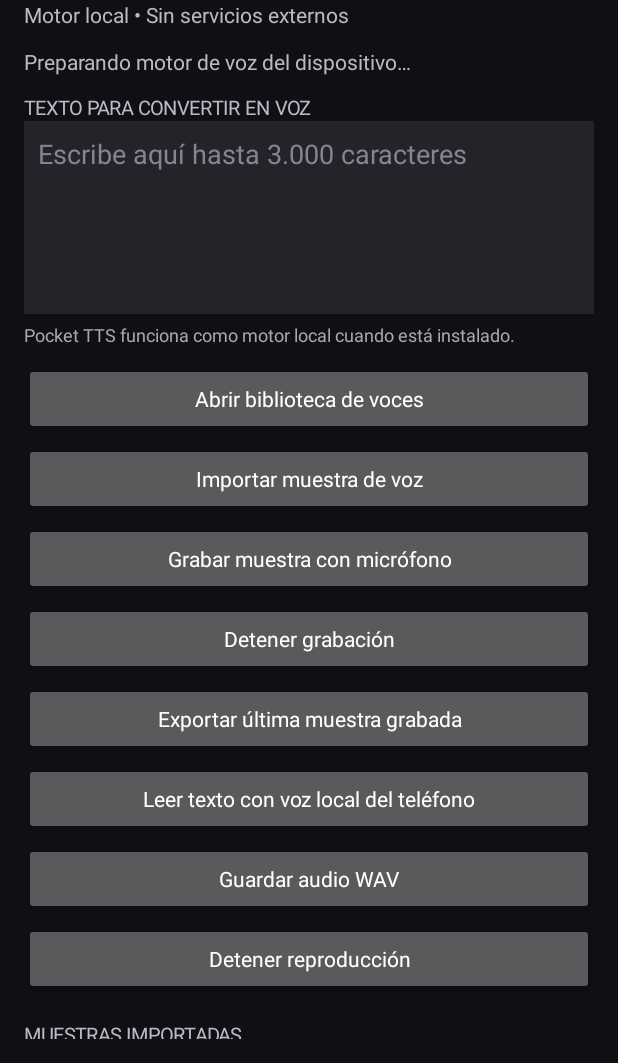
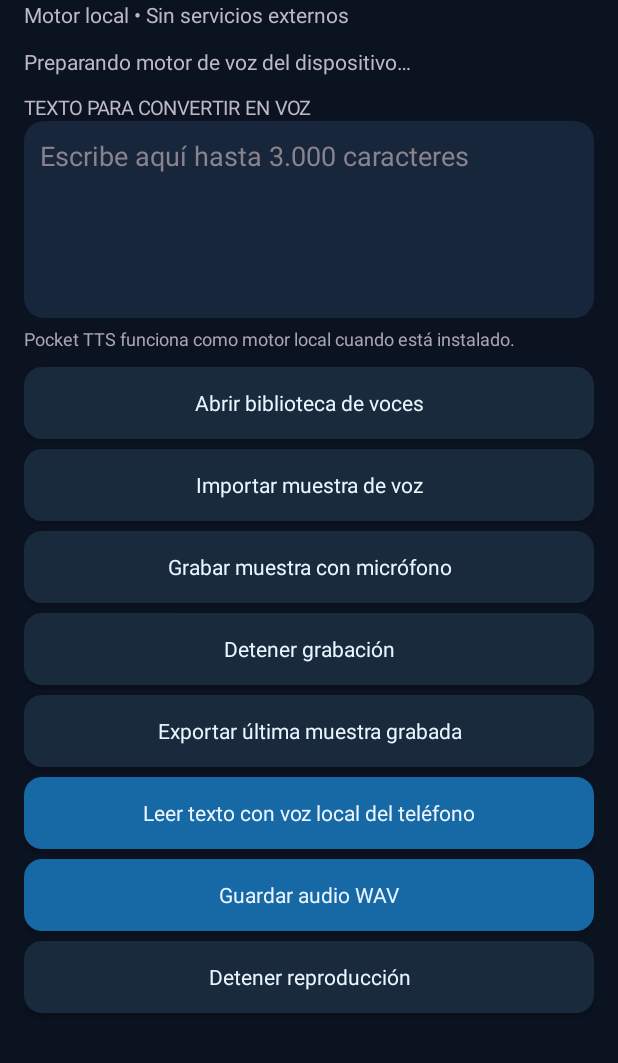
Before and after one commit to rodriquezdario59-crypto/-VOICE-CLONE-AI, an Android app: the screen it shows after launch (MainActivity), on a phone screen of 412 x 824 dp, the part 173-1236 px from its top. Run offline under Robolectric (Android 15) with nearby library versions, the phone set to English and light mode, and no system bars.

Commit message:
Polish main studio cards and rounded dark-blue action buttons

```diff
--- a/app/src/main/java/ai/voiceclone/app/MainActivity.kt
+++ b/app/src/main/java/ai/voiceclone/app/MainActivity.kt
@@ -3,6 +3,7 @@ package ai.voiceclone.app
 import android.Manifest
 import android.app.Activity
 import android.app.AlertDialog
+import android.graphics.drawable.GradientDrawable
 import android.content.Intent
 import android.content.pm.PackageManager
 import android.net.Uri
@@ -64,7 +65,7 @@ class MainActivity : Activity(), TextToSpeech.OnInitListener {
         val root = LinearLayout(this).apply {
             orientation = LinearLayout.VERTICAL
             setPadding(24, 28, 24, 24)
-            setBackgroundColor(0xFF101014.toInt())
+            setBackgroundColor(0xFF0B1220.toInt())
         }
         val scroll = ScrollView(this)
         val content = LinearLayout(this).apply { orientation = LinearLayout.VERTICAL }
@@ -85,8 +86,11 @@ class MainActivity : Activity(), TextToSpeech.OnInitListener {
             setTextColor(0xFFFFFFFF.toInt())
             setHintTextColor(0xFF88838F.toInt())
             setHint("Escribe aquí hasta 3.000 caracteres")
-            setBackgroundColor(0xFF24232A.toInt())
-            setPadding(14, 14, 14, 14)
+            background = GradientDrawable().apply {
+                setColor(0xFF17263A.toInt())
+                cornerRadius = 20f
+            }
+            setPadding(16, 16, 16, 16)
             minLines = 5
             maxLines = 9
             gravity = Gravity.TOP
@@ -127,8 +131,17 @@ class MainActivity : Activity(), TextToSpeech.OnInitListener {
     private fun actionButton(title: String, action: () -> Unit) = Button(this).apply {
         text = title
         isAllCaps = false
+        textSize = 14f
+        setTextColor(0xFFEAF5FF.toInt())
+        val primary = title.contains("Leer texto") || title.contains("Guardar audio")
+        background = GradientDrawable().apply {
+            setColor(if (primary) 0xFF1769A6.toInt() else 0xFF1A2A3D.toInt())
+            cornerRadius = 18f
+        }
+        minHeight = 52
+        setPadding(16, 10, 16, 10)
         setOnClickListener { action() }
-        layoutParams = LinearLayout.LayoutParams(-1, -2).apply { bottomMargin = 8 }
+        layoutParams = LinearLayout.LayoutParams(-1, -2).apply { bottomMargin = 10 }
     }
 
     override fun onInit(result: Int) {
```
